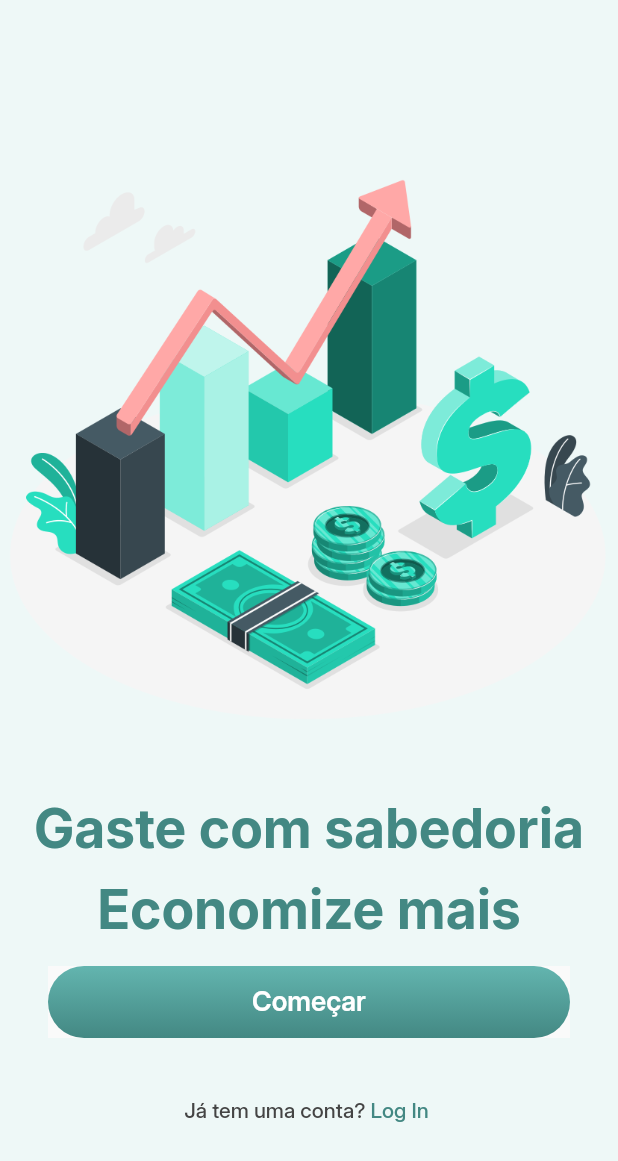
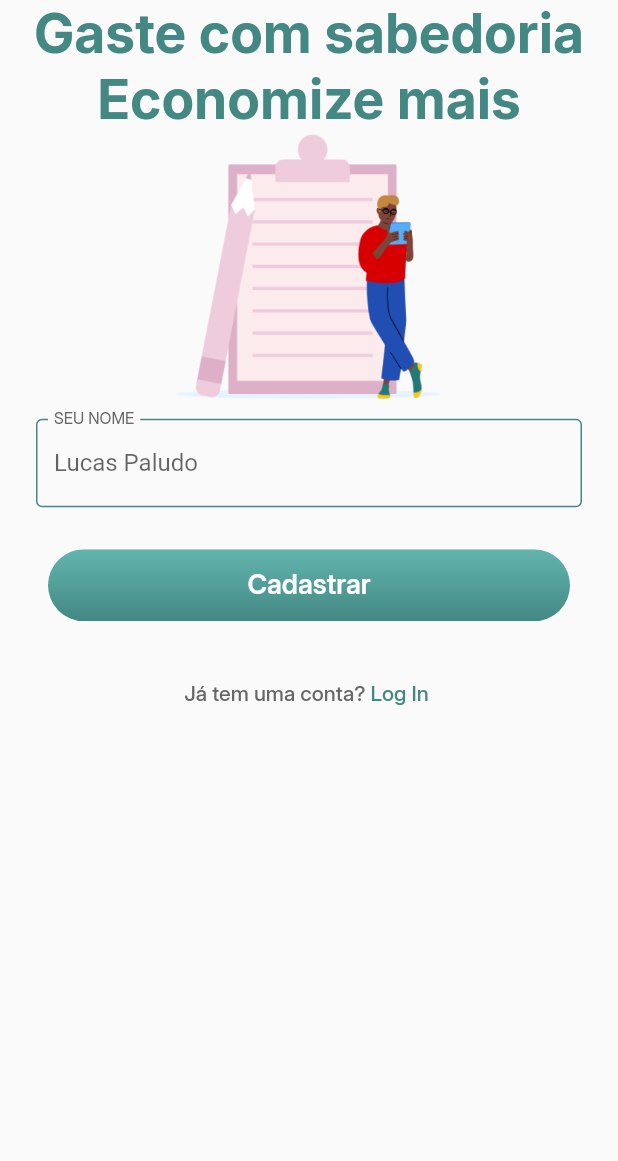
Before and after one commit to lucaspaludo/app_financeiro, a Flutter app: the screen it shows after launch, on a phone screen of 412 x 824 dp. Shown: the top 1161 px of the screen. Run offline on Flutter 3.47's test engine with Material 2 defaults, Android fonts, the phone set to English and light mode, and no system bars.

Commit message:
componetizando text form field

```diff
--- a/lib/app.dart
+++ b/lib/app.dart
@@ -1,6 +1,9 @@
 import 'package:app_financeiro/features/splash/splash_screen.dart';
 import 'package:app_financeiro/onBoarding/onBoarding_screen.dart';
 import 'package:flutter/material.dart';
+
+import 'common/themes/default_theme.dart';
+import 'features/signUp/sing_up_screen.dart';
 
 
 class App extends StatelessWidget {
@@ -9,8 +12,9 @@ class App extends StatelessWidget {
   @override
   Widget build(BuildContext context) {
     return MaterialApp(
+      //theme: defaultTheme,
 
-      home: OnBoardingScreen()
+      home: SignUpScreen()
     );
   }
 }
--- a/lib/common/constants/app_colors.dart
+++ b/lib/common/constants/app_colors.dart
@@ -7,14 +7,15 @@ class AppColors {
   static const Color greenlightTwo = Color(0xFF438883);
   static const Color white = Color(0xFFFFFFFF);
   static const Color iceWhite = Color(0xFFEEF8F7);
-  static const Color grey = Color(0xFF444444);
+  static const Color darkGrey = Color(0xFF444444);
+  static const Color grey = Color(0xFF666666);
 
   static const List<Color> greenGradient = [
     Color(0xFF63B5AF),
     Color(0xFF438883)
   ];
 
-    static const List<Color> greyGradient = [
+  static const List<Color> greyGradient = [
     Color(0xFFB5B5B5),
     Color(0xFF7F7F7F)
   ];
--- a/lib/common/constants/app_text_styles.dart
+++ b/lib/common/constants/app_text_styles.dart
@@ -14,4 +14,7 @@ class AppTextStyles {
 
   static const TextStyle mediumText18 =
       TextStyle(fontSize: 18, fontWeight: FontWeight.w600, fontFamily: 'Inter');
+
+  static const TextStyle inputLabelText =
+      TextStyle(fontSize: 14, fontWeight: FontWeight.w400, fontFamily: 'Inter');
 }
--- /dev/null
+++ b/lib/common/themes/default_theme.dart
@@ -0,0 +1,6 @@
+import 'package:flutter/material.dart';
+
+final defaultTheme = ThemeData(
+    inputDecorationTheme: const InputDecorationTheme(
+        focusedBorder:
+            OutlineInputBorder(borderSide: BorderSide(color: Colors.red))));
--- /dev/null
+++ b/lib/common/widgets/custom_text_form_field.dart
@@ -0,0 +1,64 @@
+import 'package:flutter/material.dart';
+
+import '../constants/app_colors.dart';
+import '../constants/app_text_styles.dart';
+
+
+class CustomTextFormField extends StatefulWidget {
+  final EdgeInsetsGeometry? padding;
+  final String? hintText;
+  final String? labelText;
+  final TextCapitalization? textCapitalization;
+  final TextEditingController? controller;
+  final TextInputType? keyboardType;
+  final int? maxLength;
+  final TextInputAction? textInputAction;
+  const CustomTextFormField({
+    Key? key,
+    this.padding,
+    this.hintText,
+    this.labelText,
+    this.textCapitalization,
+    this.controller,
+    this.keyboardType,
+    this.maxLength,
+    this.textInputAction,
+  }) : super(key: key);
+
+  @override
+  State<CustomTextFormField> createState() => _CustomTextFormFieldState();
+}
+
+class _CustomTextFormFieldState extends State<CustomTextFormField> {
+  final defaultBorder = const OutlineInputBorder(
+      borderSide: BorderSide(color: AppColors.greenlightTwo));
+  @override
+  Widget build(BuildContext context) {
+    return Padding(
+      padding: widget.padding ??
+          const EdgeInsets.symmetric(horizontal: 24.0, vertical: 12.0),
+      child: TextFormField(
+        textInputAction: widget.textInputAction,
+        maxLength: widget.maxLength,
+        keyboardType: widget.keyboardType,
+        controller: widget.controller,
+        textCapitalization:
+            widget.textCapitalization ?? TextCapitalization.none,
+        decoration: InputDecoration(
+          hintText: widget.hintText,
+          floatingLabelBehavior: FloatingLabelBehavior.always,
+          labelText: widget.labelText?.toUpperCase(),
+          labelStyle:
+              AppTextStyles.inputLabelText.copyWith(color: AppColors.grey),
+          errorBorder: defaultBorder.copyWith(
+              borderSide: const BorderSide(color: Colors.red)),
+          focusedBorder: defaultBorder,
+          focusedErrorBorder: defaultBorder.copyWith(
+              borderSide: const BorderSide(color: Colors.red)),
+          enabledBorder: defaultBorder,
+          disabledBorder: defaultBorder,
+        ),
+      ),
+    );
+  }
+}
--- /dev/null
+++ b/lib/features/signUp/sing_up_screen.dart
@@ -0,0 +1,65 @@
+// ignore_for_file: public_member_api_docs, sort_constructors_first
+import 'package:flutter/material.dart';
+
+import '../../common/constants/app_colors.dart';
+import '../../common/constants/app_text_styles.dart';
+import '../../common/widgets/custom_text_form_field.dart';
+import '../../common/widgets/multi_text_button.dart';
+import '../../common/widgets/primary_button.dart';
+
+class SignUpScreen extends StatelessWidget {
+  const SignUpScreen({super.key});
+
+  @override
+  Widget build(BuildContext context) {
+    return Scaffold(
+      body: ListView(
+        children: [
+          Text('Gaste com sabedoria',
+              textAlign: TextAlign.center,
+              style: AppTextStyles.mediumText
+                  .copyWith(color: AppColors.greenlightTwo)),
+          Text('Economize mais',
+              textAlign: TextAlign.center,
+              style: AppTextStyles.mediumText
+                  .copyWith(color: AppColors.greenlightTwo)),
+          Expanded(child: Image.asset('assets/images/signUpImage.png')),
+          Form(
+              child: Column(
+            children: const [
+              CustomTextFormField(
+                labelText: "seu nome",
+                hintText: "Lucas Paludo",
+              )
+            ],
+          )),
+          Padding(
+            padding: const EdgeInsets.only(
+                left: 32.0, right: 32.0, top: 16.0, bottom: 4.0),
+            child: PrimaryButton(
+              text: 'Cadastrar',
+              onPressed: () {},
+            ),
+          ),
+          const SizedBox(
+            height: 20,
+          ),
+          MultiTextButton(
+            onPressed: () {},
+            children: [
+              Text(
+                'Já tem uma conta? ',
+                style: AppTextStyles.smallText.copyWith(color: AppColors.grey),
+              ),
+              Text(
+                'Log In ',
+                style: AppTextStyles.smallText
+                    .copyWith(color: AppColors.greenlightTwo),
+              ),
+            ],
+          ),
+        ],
+      ),
+    );
+  }
+}
```
Also changed, not shown: assets/images/signUpImage.png (added).
